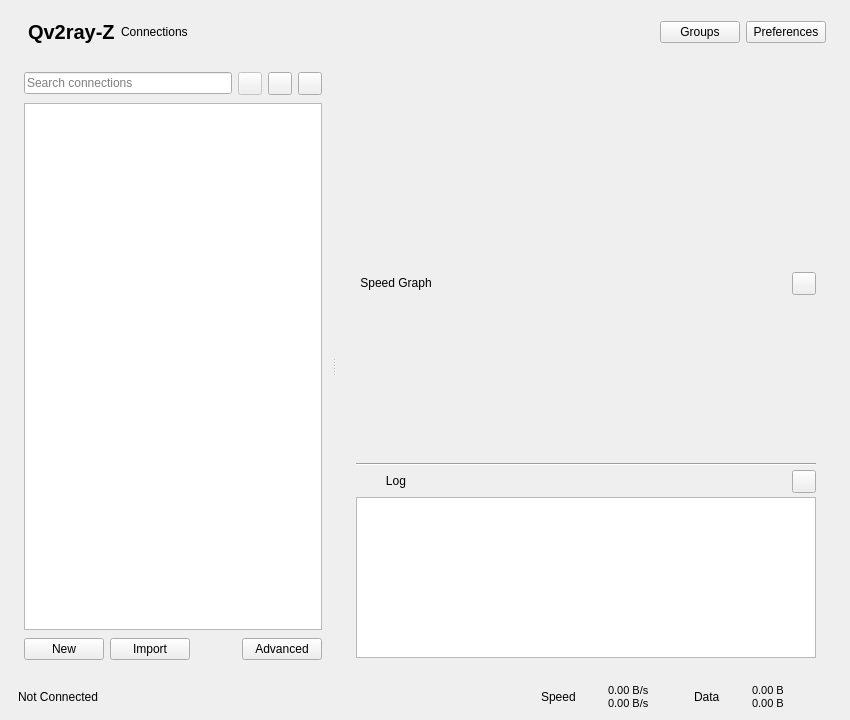
The window that src/ui/widgets/windows/w_MainWindow.ui (Zhehao-w/Qv2ray-Z) describes before a commit, drawn with Qt 5.
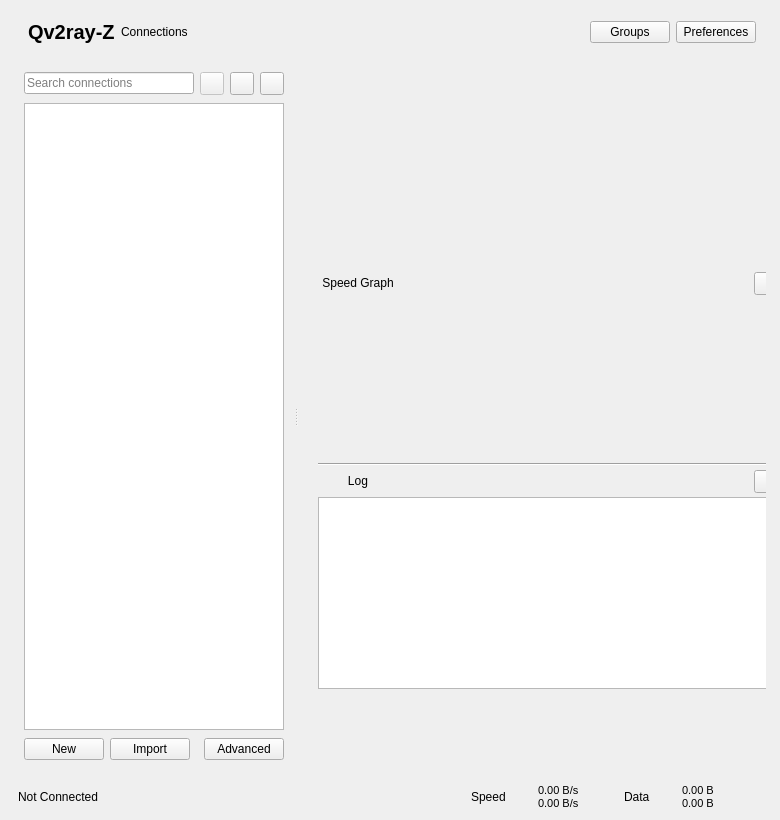
The same window after the commit. Icons and pictures are not drawn.

Commit message: Refine main window proportions and detail alignment

The edit to the form file:
```diff
--- a/src/ui/widgets/windows/w_MainWindow.ui
+++ b/src/ui/widgets/windows/w_MainWindow.ui
@@ -6,14 +6,14 @@
    <rect>
     <x>0</x>
     <y>0</y>
-    <width>850</width>
-    <height>720</height>
+    <width>780</width>
+    <height>820</height>
    </rect>
   </property>
   <property name="minimumSize">
    <size>
-    <width>800</width>
-    <height>640</height>
+    <width>740</width>
+    <height>700</height>
    </size>
   </property>
   <property name="windowTitle">
```
The commit also changes 3 other files.
